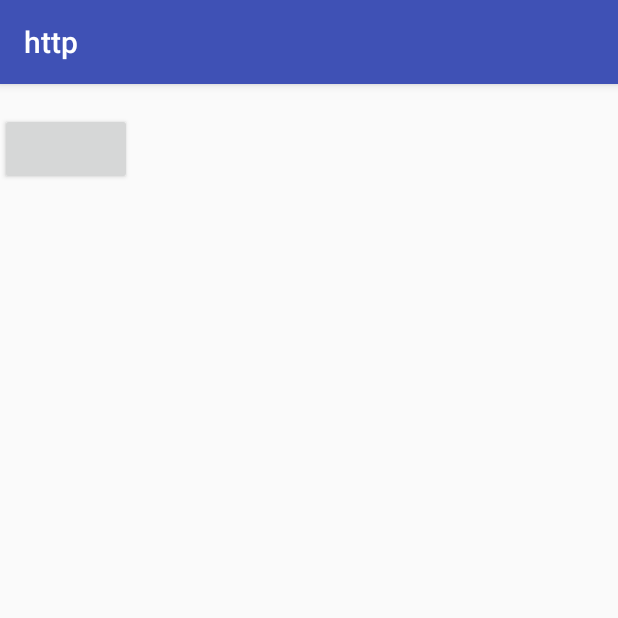
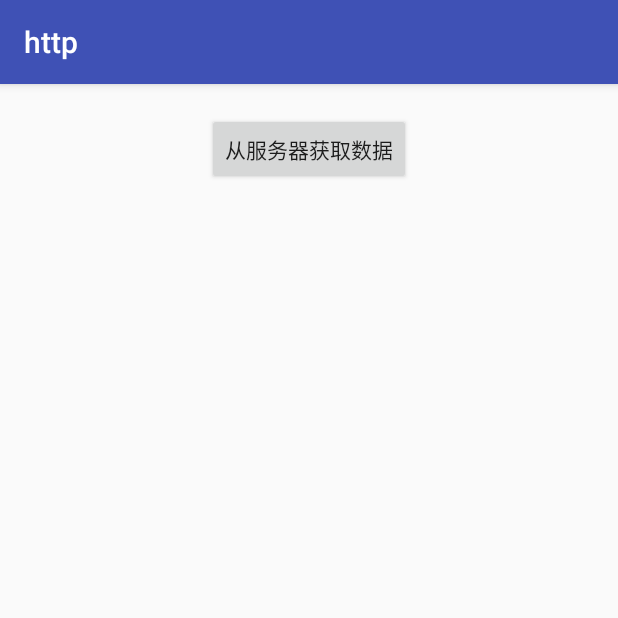
Before and after one commit to ghzcf/MyApplication2014, an Android app: the screen it shows after launch (MainActivity), on a phone screen of 412 x 824 dp, the top half of it. Run offline under Robolectric (Android 15) with nearby library versions, the phone set to English and light mode, and no system bars.

Commit message:
修改了显示界面的按钮位置和上面显示的名称 还需将其改至屏幕正中央

```diff
--- a/http/src/main/res/layout/activity_main.xml
+++ b/http/src/main/res/layout/activity_main.xml
@@ -12,15 +12,17 @@
         android:id="@+id/tv_data"
         android:layout_width="wrap_content"
         android:layout_height="wrap_content"
-
-        app:layout_constraintLeft_toLeftOf="parent"
         app:layout_constraintRight_toRightOf="parent"
         app:layout_constraintTop_toTopOf="parent"/>
+
 
     <Button
         android:id="@+id/btn_finddata"
         android:layout_width="wrap_content"
         android:layout_height="wrap_content"
-        />
+        android:layout_gravity="center"
+        android:gravity="center"
+        android:text="@string/bt_finddata"/>
+
 
 </LinearLayout>
--- a/http/src/main/res/values/strings.xml
+++ b/http/src/main/res/values/strings.xml
@@ -1,3 +1,4 @@
 <resources>
     <string name="app_name">http</string>
+    <string name="bt_finddata">从服务器获取数据</string>
 </resources>
--- a/settings.gradle
+++ b/settings.gradle
@@ -1 +1 @@
-include ':app', ':1219gaohang', 'http'
+include ':app', 'http'
```
